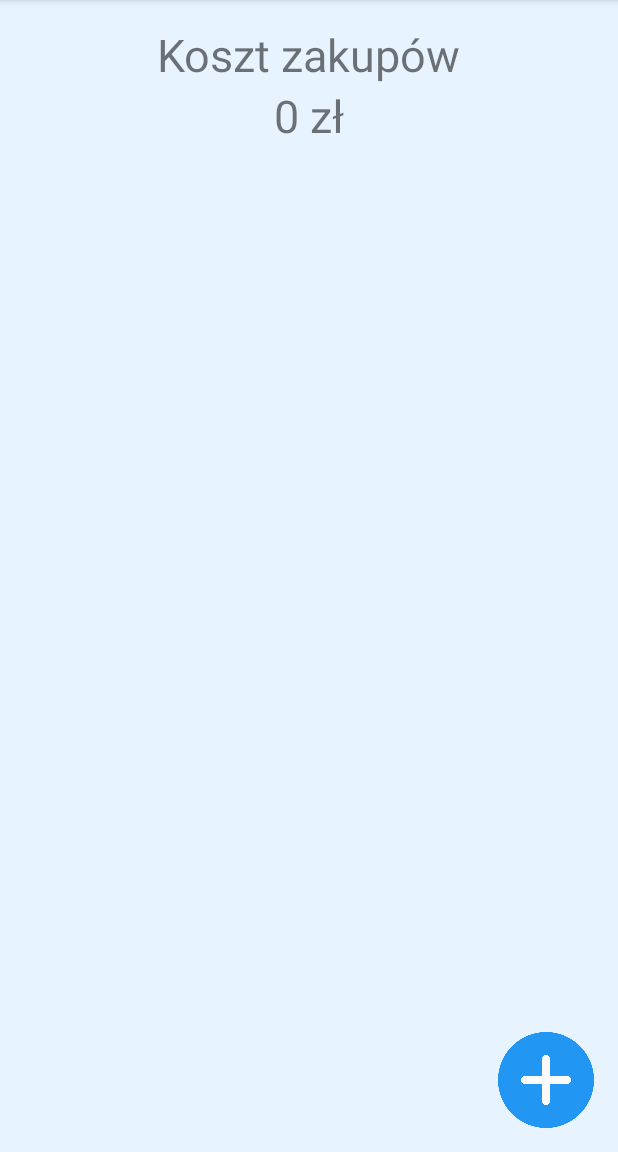
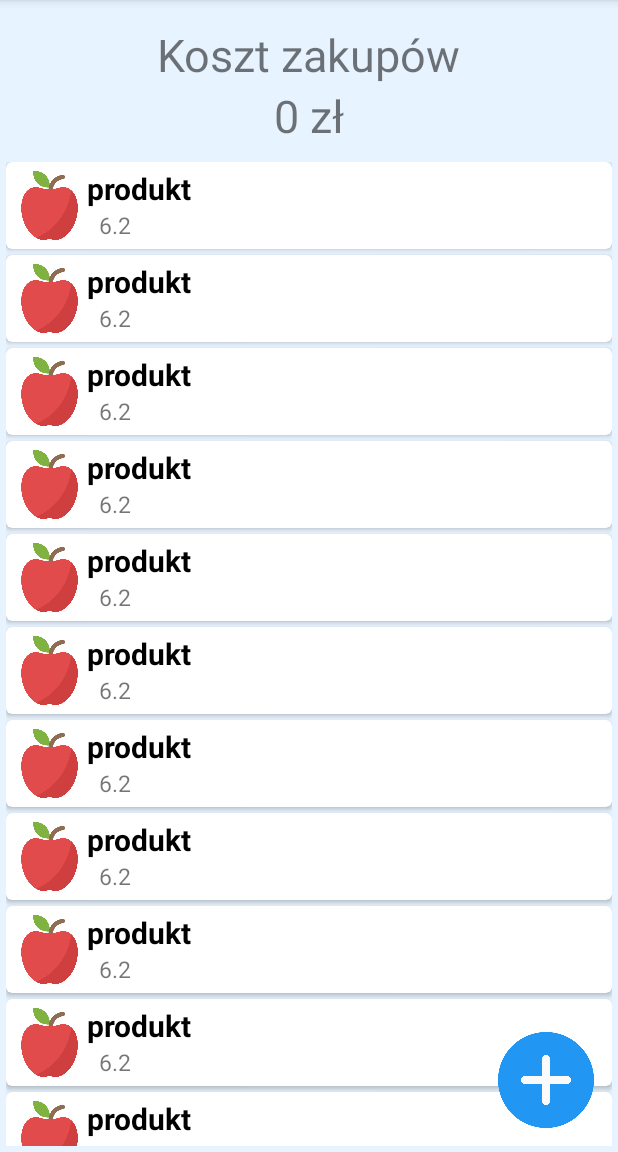
Before and after one commit to kapewu1/ShoppingApp, an Android app: the screen it shows after launch (MainActivity), on a phone screen of 412 x 824 dp, the part 84-1236 px from its top. Run offline under Robolectric (Android 15) with nearby library versions, the phone set to English and light mode, and no system bars.

```diff
--- a/app/src/main/java/com/example/shoppingapp/MainActivity.java
+++ b/app/src/main/java/com/example/shoppingapp/MainActivity.java
@@ -9,6 +9,8 @@ import androidx.recyclerview.widget.ItemTouchHelper;
 import androidx.recyclerview.widget.LinearLayoutManager;
 import androidx.recyclerview.widget.RecyclerView;
 
+import android.content.ContentValues;
+import android.database.sqlite.SQLiteDatabase;
 import android.os.Bundle;
 import android.renderscript.Sampler;
 import android.view.View;
@@ -25,33 +27,21 @@ public class MainActivity extends AppCompatActivity  implements  BottomSlideAddM
     private Button addButton;
     private ArrayList<ShoppingItem> mShoppingItems;
     private TextView total_price ;
+    private SQLiteDatabase database;
+
     @Override
     protected void onCreate(Bundle savedInstanceState) {
         super.onCreate(savedInstanceState);
         setContentView(R.layout.activity_main);
+        ShoppingDBHelper dbHelper = new ShoppingDBHelper(this);
+        database = dbHelper.getWritableDatabase();
+
 
 
         total_price = findViewById(R.id.price);
 
-
         createItemList();
         buildRecycleView();
-       //h setTotalPrice();
-
-        new ItemTouchHelper(new ItemTouchHelper.SimpleCallback(0,
-                ItemTouchHelper.LEFT) {
-            @Override
-            public boolean onMove(@NonNull RecyclerView recyclerView, @NonNull RecyclerView.ViewHolder viewHolder, @NonNull RecyclerView.ViewHolder target) {
-                return false;
-            }
-
-            @Override
-            public void onSwiped(@NonNull RecyclerView.ViewHolder viewHolder, int direction) {
-
-
-            }
-        });
-
 
         addButton = findViewById(R.id.addItem);
 
@@ -95,7 +85,45 @@ public class MainActivity extends AppCompatActivity  implements  BottomSlideAddM
 
     private void createItemList() {
         mShoppingItems = new ArrayList<>();
+        mShoppingItems.add(new ShoppingItem(R.drawable.fruit,"produkt","6.2",5));
+        mShoppingItems.add(new ShoppingItem(R.drawable.fruit,"produkt","6.2",5));
+        mShoppingItems.add(new ShoppingItem(R.drawable.fruit,"produkt","6.2",5));
+        mShoppingItems.add(new ShoppingItem(R.drawable.fruit,"produkt","6.2",5));
+        mShoppingItems.add(new ShoppingItem(R.drawable.fruit,"produkt","6.2",5));
+        mShoppingItems.add(new ShoppingItem(R.drawable.fruit,"produkt","6.2",5));
+        mShoppingItems.add(new ShoppingItem(R.drawable.fruit,"produkt","6.2",5));
+        mShoppingItems.add(new ShoppingItem(R.drawable.fruit,"produkt","6.2",5));
+        mShoppingItems.add(new ShoppingItem(R.drawable.fruit,"produkt","6.2",5));
+        mShoppingItems.add(new ShoppingItem(R.drawable.fruit,"produkt","6.2",5));
+        mShoppingItems.add(new ShoppingItem(R.drawable.fruit,"produkt","6.2",5));
+        mShoppingItems.add(new ShoppingItem(R.drawable.fruit,"produkt","6.2",5));
+        mShoppingItems.add(new ShoppingItem(R.drawable.fruit,"produkt","6.2",5));
+        mShoppingItems.add(new ShoppingItem(R.drawable.fruit,"produkt","6.2",5));
+        mShoppingItems.add(new ShoppingItem(R.drawable.fruit,"produkt","6.2",5));
+        mShoppingItems.add(new ShoppingItem(R.drawable.fruit,"produkt","6.2",5));
+        mShoppingItems.add(new ShoppingItem(R.drawable.fruit,"produkt","6.2",5));
+        mShoppingItems.add(new ShoppingItem(R.drawable.fruit,"produkt","6.2",5));
+        mShoppingItems.add(new ShoppingItem(R.drawable.fruit,"produkt","6.2",5));
+        mShoppingItems.add(new ShoppingItem(R.drawable.fruit,"produkt","6.2",5));
+        mShoppingItems.add(new ShoppingItem(R.drawable.fruit,"produkt","6.2",5));
+        mShoppingItems.add(new ShoppingItem(R.drawable.fruit,"produkt","6.2",5));
+        mShoppingItems.add(new ShoppingItem(R.drawable.fruit,"produkt","6.2",5));
+        mShoppingItems.add(new ShoppingItem(R.drawable.fruit,"produkt","6.2",5));
+        mShoppingItems.add(new ShoppingItem(R.drawable.fruit,"produkt","6.2",5));
+        mShoppingItems.add(new ShoppingItem(R.drawable.fruit,"produkt","6.2",5));
+        mShoppingItems.add(new ShoppingItem(R.drawable.fruit,"produkt","6.2",5));
+        mShoppingItems.add(new ShoppingItem(R.drawable.fruit,"produkt","6.2",5));
+        mShoppingItems.add(new ShoppingItem(R.drawable.fruit,"produkt","6.2",5));
+    }
 
+    private  void addItemToDb(ShoppingItem item){
+        ContentValues cv =  new ContentValues();
+
+        cv.put(ShoppingConst.ShopEntry.COLUMN_NAME,item.getItemTitle());
+        cv.put(ShoppingConst.ShopEntry.COLUMN_AMOUNT,item.getItemAmount());
+        cv.put(ShoppingConst.ShopEntry.COLUMN_PRICE, item.getItemPrice());
+
+        database.insert(ShoppingConst.ShopEntry.TABLE_NAME,null,cv);
 
     }
 
--- /dev/null
+++ b/app/src/main/java/com/example/shoppingapp/ShoppingConst.java
@@ -0,0 +1,17 @@
+package com.example.shoppingapp;
+
+import android.provider.BaseColumns;
+
+public class ShoppingConst {
+
+    private ShoppingConst (){}
+
+    public static final class ShopEntry implements BaseColumns{
+    public static final String TABLE_NAME = "shopList";
+    public static final String COLUMN_NAME = "name";
+    public static final String COLUMN_AMOUNT = "amount";
+    public static final String COLUMN_PRICE = "price";
+
+
+    }
+}
--- /dev/null
+++ b/app/src/main/java/com/example/shoppingapp/ShoppingDBHelper.java
@@ -0,0 +1,35 @@
+package com.example.shoppingapp;
+
+import android.content.Context;
+import android.database.sqlite.SQLiteDatabase;
+import android.database.sqlite.SQLiteOpenHelper;
+
+import androidx.annotation.Nullable;
+
+public class ShoppingDBHelper extends SQLiteOpenHelper {
+    public static final String DATABASE_NAME = "shoplist.db";
+    public static final int DATABASE_VERSION = 1;
+
+
+    public ShoppingDBHelper(@Nullable Context context) {
+        super(context, DATABASE_NAME, null, DATABASE_VERSION);
+    }
+
+    @Override
+    public void onCreate(SQLiteDatabase db) {
+        final String SQL_CREATE_SHOPLIST_TABLE = "CREATE TABLE " +
+                ShoppingConst.ShopEntry.TABLE_NAME + " (" +
+                ShoppingConst.ShopEntry._ID + " INTEGER PRIMARY KEY AUTOINCREMENT, " +
+                ShoppingConst.ShopEntry.COLUMN_NAME + " TEXT NOT NULL, " +
+                ShoppingConst.ShopEntry.COLUMN_AMOUNT + " TEXT NOT NULL, " +
+                ShoppingConst.ShopEntry.COLUMN_PRICE  +
+                ");";
+        db.execSQL(SQL_CREATE_SHOPLIST_TABLE);
+    }
+
+    @Override
+    public void onUpgrade(SQLiteDatabase db, int oldVersion, int newVersion) {
+        db.execSQL("DROP TABLE IF EXISTS " + ShoppingConst.ShopEntry.TABLE_NAME);
+        onCreate(db);
+    }
+}
```
